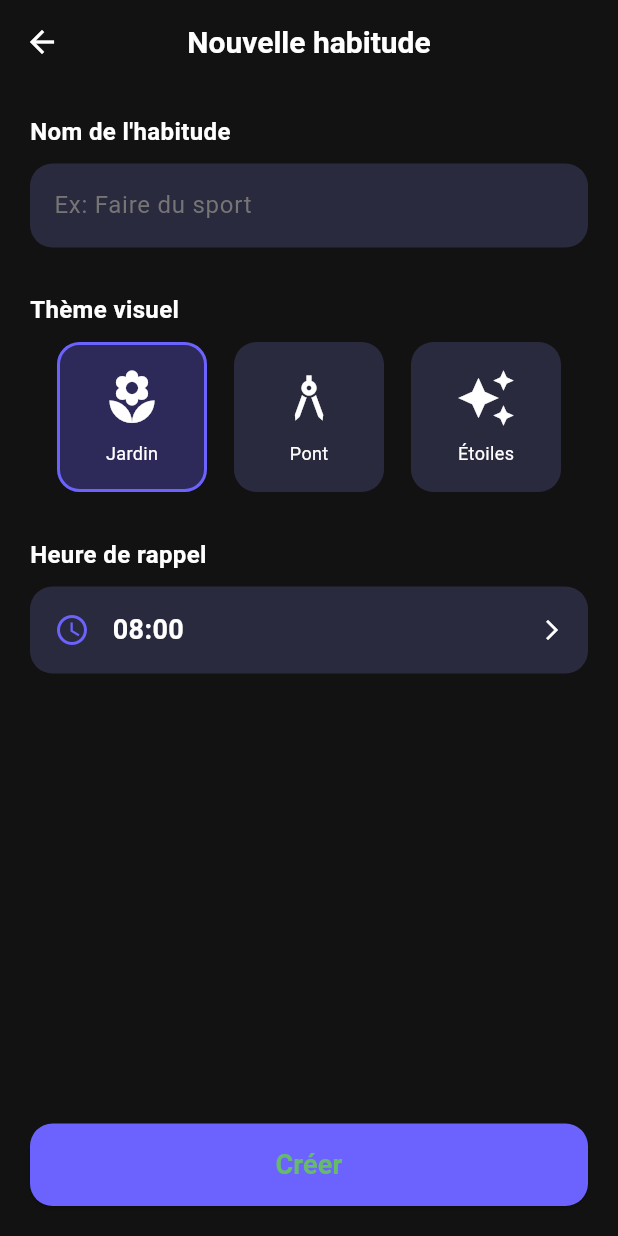
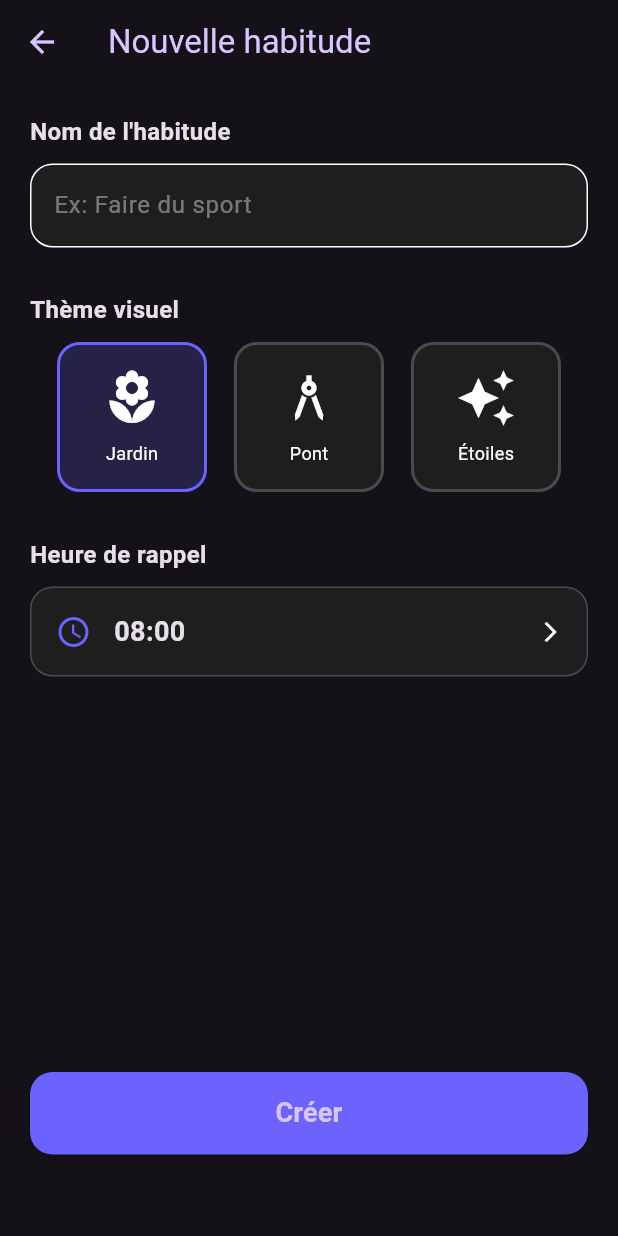
Before and after one commit to mohdop/chain_keeper, a Flutter app: the screen it shows after launch, after a tap on the "add" icon, on a phone screen of 412 x 824 dp. Run offline on Flutter 3.47's test engine with Material 3 defaults, Android fonts, the phone set to English and light mode, and no system bars; our stand-ins replace fl_chart, flutter_local_notifications, font_awesome_flutter, shared_preferences, timezone.

Commit message:
fixing frontend issues

```diff
--- a/lib/main.dart
+++ b/lib/main.dart
@@ -6,6 +6,7 @@ import 'providers/habit_provider.dart';
 import 'providers/theme_provider.dart';
 import 'screens/home_screen.dart';
 import 'services/notification_service.dart';
+
 
 void main() async {
   WidgetsFlutterBinding.ensureInitialized();
@@ -18,9 +19,10 @@ void main() async {
 
   await initializeDateFormatting(); // charge tout automatiquement
 
-
   runApp(const MyApp());
 }
+
+
 
 class MyApp extends StatelessWidget {
   const MyApp({Key? key}) : super(key: key);
@@ -37,7 +39,6 @@ class MyApp extends StatelessWidget {
           return MaterialApp(
             title: 'Chain Keeper',
             debugShowCheckedModeBanner: false,
-
             // Appliquer les thèmes
             theme: ThemeProvider.lightTheme,
             darkTheme: ThemeProvider.darkTheme,
--- a/lib/providers/theme_provider.dart
+++ b/lib/providers/theme_provider.dart
@@ -54,38 +54,25 @@ class ThemeProvider with ChangeNotifier {
 
   // -------------------- DARK THEME (UNCHANGED AESTHETIC) --------------------
   static ThemeData get darkTheme {
-    return ThemeData(
-      useMaterial3: true,
-      brightness: Brightness.dark,
+    return ThemeData.dark().copyWith(
+    primaryColor: const Color(0xFFD7C6FF), // Purple instead of green
     colorScheme: const ColorScheme.dark(
-        primary: Color(0xFF66BB6A),
-        secondary: Color(0xFFFF6B9D),
+      primary: Color(0xFFD7C6FF), // Material Purple
+      secondary: Color(0xFFD7C6FF), // Light Purple
+      tertiary: Color.fromARGB(255, 197, 172, 255), // Deep Purple
       surface: Color(0xFF1E1E1E),
       background: Color(0xFF121212),
-        error: Color(0xFFCF6679),
-        onPrimary: Colors.white,
-        onSecondary: Colors.white,
-        onSurface: Colors.white,
-        onBackground: Colors.white,
     ),
-      scaffoldBackgroundColor: const Color(0xFF121212),
-      cardColor: const Color(0xFF1E1E1E),
     appBarTheme: const AppBarTheme(
       backgroundColor: Color(0xFF1E1E1E),
-        elevation: 0,
-        centerTitle: true,
-        iconTheme: IconThemeData(color: Colors.white),
-        titleTextStyle: TextStyle(
-          color: Colors.white,
-          fontSize: 20,
-          fontWeight: FontWeight.bold,
-        ),
+      foregroundColor: Color(0xFFD7C6FF),
     ),
     floatingActionButtonTheme: const FloatingActionButtonThemeData(
-        backgroundColor: Color(0xFF66BB6A),
+      backgroundColor: Color(0xFFD7C6FF),
       foregroundColor: Colors.white,
     ),
   );
+
   }
 
   // -------------------- NEW LIGHT THEME (PASTEL LAVENDER + OFFWHITE) --------------------
--- a/lib/screens/add_habit_screen.dart
+++ b/lib/screens/add_habit_screen.dart
@@ -17,72 +17,63 @@ class _AddHabitScreenState extends State<AddHabitScreen> {
 
   @override
   Widget build(BuildContext context) {
+    final isDark = Theme.of(context).brightness == Brightness.dark;
+    final surface = Theme.of(context).colorScheme.surface;
+
     return Scaffold(
       appBar: AppBar(
         title: const Text('Nouvelle habitude'),
         backgroundColor: Colors.transparent,
         elevation: 0,
       ),
-      body: Padding(
+      body: SafeArea(
+        child: SingleChildScrollView(
+
+
+            child: IntrinsicHeight(
+              child: Padding(
                 padding: const EdgeInsets.all(20),
                 child: Column(
                   crossAxisAlignment: CrossAxisAlignment.start,
                   children: [
                     const Text(
                       'Nom de l\'habitude',
-              style: TextStyle(
-                fontSize: 16,
-                fontWeight: FontWeight.bold,
-              ),
+                      style: TextStyle(fontSize: 16, fontWeight: FontWeight.bold),
                     ),
                     const SizedBox(height: 10),
                     TextField(
                       controller: _nameController,
-              style: const TextStyle(color: Colors.white),
+                      style: TextStyle(color: Theme.of(context).colorScheme.onSurface),
                       decoration: InputDecoration(
                         hintText: 'Ex: Faire du sport',
-                hintStyle: TextStyle(color: Colors.grey[600]),
+                        hintStyle: TextStyle(color: Theme.of(context).colorScheme.onSurface.withOpacity(0.4)),
                         filled: true,
-                fillColor: const Color(0xFF2A2A3E),
-                border: OutlineInputBorder(
-                  borderRadius: BorderRadius.circular(15),
-                  borderSide: BorderSide.none,
-                ),
+                        fillColor: surface,
+                        border: OutlineInputBorder(borderRadius: BorderRadius.circular(15)),
                       ),
                     ),
                     const SizedBox(height: 30),
-            const Text(
-              'Thème visuel',
-              style: TextStyle(
-                fontSize: 16,
-                fontWeight: FontWeight.bold,
-              ),
-            ),
+                    const Text('Thème visuel', style: TextStyle(fontSize: 16, fontWeight: FontWeight.bold)),
                     const SizedBox(height: 10),
                     Row(
                       mainAxisAlignment: MainAxisAlignment.spaceEvenly,
                       children: [
-                _buildVisualTypeButton('garden', Icons.local_florist, 'Jardin'),
-                _buildVisualTypeButton('bridge', Icons.architecture, 'Pont'),
-                _buildVisualTypeButton('constellation', Icons.auto_awesome, 'Étoiles'),
+                        _buildVisualTypeButton(isDark, surface, 'garden', Icons.local_florist, 'Jardin'),
+                        _buildVisualTypeButton(isDark, surface, 'bridge', Icons.architecture, 'Pont'),
+                        _buildVisualTypeButton(isDark, surface, 'constellation', Icons.auto_awesome, 'Étoiles'),
                       ],
                     ),
                     const SizedBox(height: 30),
-            const Text(
-              'Heure de rappel',
-              style: TextStyle(
-                fontSize: 16,
-                fontWeight: FontWeight.bold,
-              ),
-            ),
+                    const Text('Heure de rappel', style: TextStyle(fontSize: 16, fontWeight: FontWeight.bold)),
                     const SizedBox(height: 10),
                     GestureDetector(
                       onTap: _selectTime,
                       child: Container(
                         padding: const EdgeInsets.all(16),
                         decoration: BoxDecoration(
-                  color: const Color(0xFF2A2A3E),
+                          color: surface,
                           borderRadius: BorderRadius.circular(15),
+                          border: Border.all(color: Theme.of(context).colorScheme.onSurface.withOpacity(0.2)),
                         ),
                         child: Row(
                           children: [
@@ -90,10 +81,7 @@ class _AddHabitScreenState extends State<AddHabitScreen> {
                             const SizedBox(width: 15),
                             Text(
                               '${_reminderTime.hour.toString().padLeft(2, '0')}:${_reminderTime.minute.toString().padLeft(2, '0')}',
-                      style: const TextStyle(
-                        fontSize: 18,
-                        fontWeight: FontWeight.bold,
-                      ),
+                              style: const TextStyle(fontSize: 18, fontWeight: FontWeight.bold),
                             ),
                             const Spacer(),
                             const Icon(Icons.arrow_forward_ios, size: 16),
@@ -102,60 +90,55 @@ class _AddHabitScreenState extends State<AddHabitScreen> {
                       ),
                     ),
                     const Spacer(),
-            SizedBox(
+                    Padding(
+                      padding:  EdgeInsets.only(top: MediaQuery.heightOf(context)* .32),
+                      child: SizedBox(
                         width: double.infinity,
                         height: 55,
                         child: ElevatedButton(
                           onPressed: _saveHabit,
                           style: ElevatedButton.styleFrom(
                             backgroundColor: const Color(0xFF6C63FF),
-                  shape: RoundedRectangleBorder(
-                    borderRadius: BorderRadius.circular(15),
+                            shape: RoundedRectangleBorder(borderRadius: BorderRadius.circular(15)),
                           ),
-                ),
-                child: const Text(
-                  'Créer',
-                  style: TextStyle(
-                    fontSize: 18,
-                    fontWeight: FontWeight.bold,
-                  ),
+                          child: const Text('Créer', style: TextStyle(fontSize: 18, fontWeight: FontWeight.bold)),
                         ),
                       ),
                     ),
                   ],
                 ),
               ),
+            ),
+          ),
+        ),
+
     );
   }
 
-  Widget _buildVisualTypeButton(String type, IconData icon, String label) {
+  Widget _buildVisualTypeButton(bool isDark, Color surface, String type, IconData icon, String label) {
     final isSelected = _selectedVisualType == type;
+
     return GestureDetector(
       onTap: () => setState(() => _selectedVisualType = type),
       child: Container(
         width: 100,
         height: 100,
         decoration: BoxDecoration(
-          color: isSelected
-              ? const Color(0xFF6C63FF).withOpacity(0.3)
-              : const Color(0xFF2A2A3E),
+          color: isSelected ? const Color(0xFF6C63FF).withOpacity(0.2) : surface,
           borderRadius: BorderRadius.circular(15),
           border: Border.all(
             color: isSelected
                 ? const Color(0xFF6C63FF)
-                : Colors.transparent,
+                : Theme.of(context).colorScheme.onSurface.withOpacity(0.2),
             width: 2,
           ),
         ),
         child: Column(
           mainAxisAlignment: MainAxisAlignment.center,
           children: [
-            Icon(icon, size: 40, color: Colors.white),
+            Icon(icon, size: 40, color: Theme.of(context).colorScheme.onSurface),
             const SizedBox(height: 8),
-            Text(
-              label,
-              style: const TextStyle(fontSize: 12),
-            ),
+            Text(label, style: TextStyle(fontSize: 12, color: Theme.of(context).colorScheme.onSurface)),
           ],
         ),
       ),
@@ -166,25 +149,10 @@ class _AddHabitScreenState extends State<AddHabitScreen> {
     final TimeOfDay? picked = await showTimePicker(
       context: context,
       initialTime: _reminderTime,
-      builder: (context, child) {
-        return Theme(
-          data: ThemeData.dark().copyWith(
-            colorScheme: const ColorScheme.dark(
-              primary: Color(0xFF6C63FF),
-              onPrimary: Colors.white,
-              surface: Color(0xFF2A2A3E),
-              onSurface: Colors.white,
-            ),
-          ),
-          child: child!,
-        );
-      },
     );
 
     if (picked != null && picked != _reminderTime) {
-      setState(() {
-        _reminderTime = picked;
-      });
+      setState(() => _reminderTime = picked);
     }
   }
 
--- a/lib/screens/home_screen.dart
+++ b/lib/screens/home_screen.dart
@@ -17,10 +17,10 @@ class HomeScreen extends StatelessWidget {
       centerTitle: true,
       actions: [
          IconButton(
-    icon: const Icon(Icons.emoji_events_outlined), // 🏆 Achievements
-    onPressed: () {
-      Navigator.push(
-        context,
+        icon: const Icon(Icons.emoji_events_outlined), // 🏆 Achievements
+        onPressed: () {
+          Navigator.push(
+            context,
         MaterialPageRoute(
           builder: (context) => const AchievementsScreen(),
         ),
@@ -104,7 +104,8 @@ class HomeScreen extends StatelessWidget {
             ),
           );
         },
-        backgroundColor: const Color(0xFF6C63FF),
+        backgroundColor: const Color.fromARGB(255, 46, 42, 70),
+        foregroundColor: const Color.fromARGB(255, 237, 236, 243),
         child: const Icon(Icons.add, size: 32),
       ),
     );
```
Also changed, not shown: lib/widgets/achievements_screen.dart (+13 -5 lines), lib/widgets/habit_card.dart (+17 -16 lines). Lines whose indentation alone changed are shown as unchanged.
